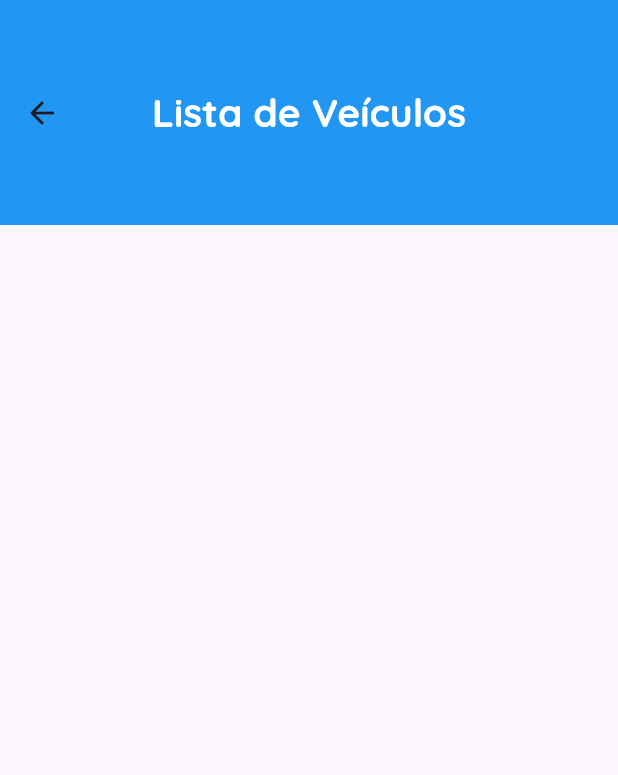
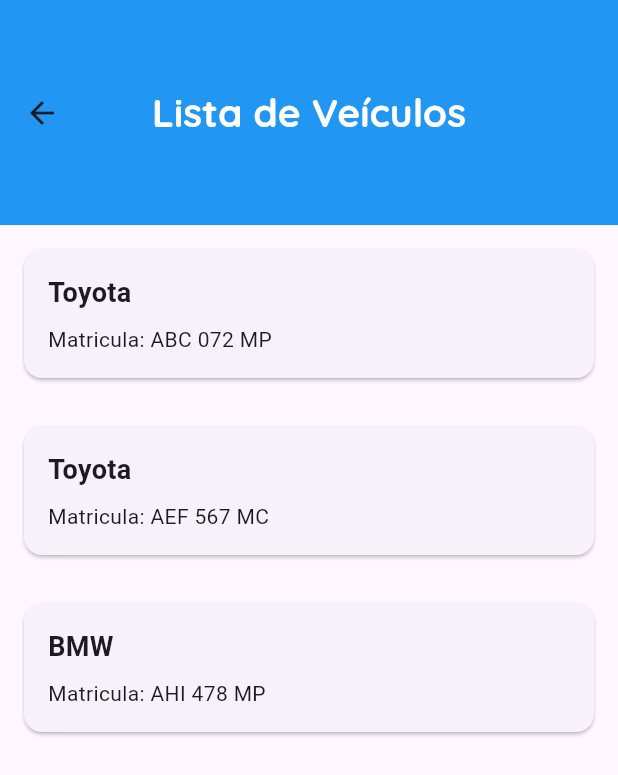
Before and after one commit to lecticia-cuna/projecto-pdm, a Flutter app: the ListaVeiculos screen opened directly, on a phone screen of 412 x 824 dp. Shown: the top 775 px of the screen. Run offline on Flutter 3.47's test engine with Material 3 defaults, Android fonts, the phone set to English and light mode, and no system bars; our stand-ins replace cloud_firestore, firebase_auth, firebase_core, firebase_storage, google_fonts; accounts and stored records are empty.

Commit message:
Revert "Major Changes"
This reverts commit 4b3923211fe8804897adb4994fcc96d5b5b74d2c.

```diff
--- a/lib/main.dart
+++ b/lib/main.dart
@@ -3,7 +3,6 @@ import 'package:firebase_core/firebase_core.dart';
 import 'package:firebase_storage/firebase_storage.dart';
 import 'package:flutter/material.dart';
 import 'package:projecto_final/firebase_options.dart';
-import 'package:projecto_final/screens/login.dart';
 import 'screens/splash.dart';
 
 
@@ -21,13 +20,11 @@ class MyApp extends StatelessWidget {
 
   @override
   Widget build(BuildContext context) {
+    FirebaseStorage.instance.ref("/cars");
     return MaterialApp(
       debugShowCheckedModeBanner: false,
       title: "Recarga de portagem",
       home: Splash(),
-      routes: {
-        "/auth" : (_)=> Login()
-      },
     );
   }
 }
--- a/lib/screens/lista_veiculos.dart
+++ b/lib/screens/lista_veiculos.dart
@@ -1,7 +1,51 @@
 import 'package:flutter/material.dart';
 import 'package:google_fonts/google_fonts.dart';
-import 'package:projecto_final/models/carro.dart';
-import 'package:projecto_final/services/carService.dart';
+
+class Carro {
+  final double carga;
+  final String lote;
+  final String matricula;
+  final String modelo;
+  final String tipo;
+  final double taxa;
+
+  Carro({
+    required this.carga,
+    required this.lote,
+    required this.matricula,
+    required this.modelo,
+    required this.taxa,
+    required this.tipo,
+  });
+}
+
+List<Carro> simulatedCarros = [
+
+  Carro(
+    carga: 3500.0,
+    lote: '5 Lugares',
+    matricula: 'ABC 072 MP',
+    modelo: 'Toyota',
+    taxa: 40.0,
+    tipo: 'Auris',
+  ),
+  Carro(
+    carga: 2755.0,
+    lote: '7 Lugares',
+    matricula: 'AEF 567 MC',
+    modelo: 'Toyota',
+    taxa: 40.0,
+    tipo: 'Spacio',
+  ),
+  Carro(
+    carga: 3500.0,
+    lote: '5 lugares',
+    matricula: 'AHI 478 MP',
+    modelo: 'BMW',
+    taxa: 0.10,
+    tipo: 'X5',
+  ),
+];
 
 class ListaVeiculos extends StatefulWidget {
   const ListaVeiculos({super.key});
@@ -11,23 +55,6 @@ class ListaVeiculos extends StatefulWidget {
 }
 
 class _ListaVeiculosState extends State<ListaVeiculos> {
-  List<Carro> cars = [];
-
-  @override
-  void initState() {
-    // TODO: implement initState
-    super.initState();
-    getCars();
-  }
-
-
-  Future getCars() async {
-    final data = await Carservice().getCars();
-    setState(() {
-      cars = data;
-    });
-  }
-
   @override
   Widget build(BuildContext context) {
     return Scaffold(
@@ -42,9 +69,9 @@ class _ListaVeiculosState extends State<ListaVeiculos> {
         backgroundColor: Colors.blue,
       ),
       body: ListView.builder(
-        itemCount: cars.length,
+        itemCount: simulatedCarros.length,
         itemBuilder: (BuildContext context, int index) {
-          final carro = cars[index];
+          final carro = simulatedCarros[index];
           return Card(
             margin: const EdgeInsets.all(16.0),
             child: InkWell(
--- a/pubspec.yaml
+++ b/pubspec.yaml
@@ -66,6 +66,7 @@ flutter:
 
   # To add assets to your application, add an assets section, like this:
   assets:
+   - assets/images/
    - assets/icons/
   #   - images/a_dot_ham.jpeg
 
```
Also changed, not shown: lib/models/carro.dart (+0 -16 lines), lib/models/credito.dart (deleted, +0 -8 lines), lib/models/transaction.dart (deleted, +0 -35 lines), lib/screens/historico.dart (+0 -44 lines), lib/screens/home.dart (+7 -21 lines), lib/screens/perfil.dart (deleted, +0 -77 lines), lib/screens/recarregar.dart (+25 -22 lines), lib/screens/saldo.dart (+2 -53 lines), lib/services/carService.dart (+0 -19 lines), lib/services/creditService.dart (deleted, +0 -38 lines), lib/services/transactionService.dart (deleted, +0 -26 lines), pubspec.lock.
